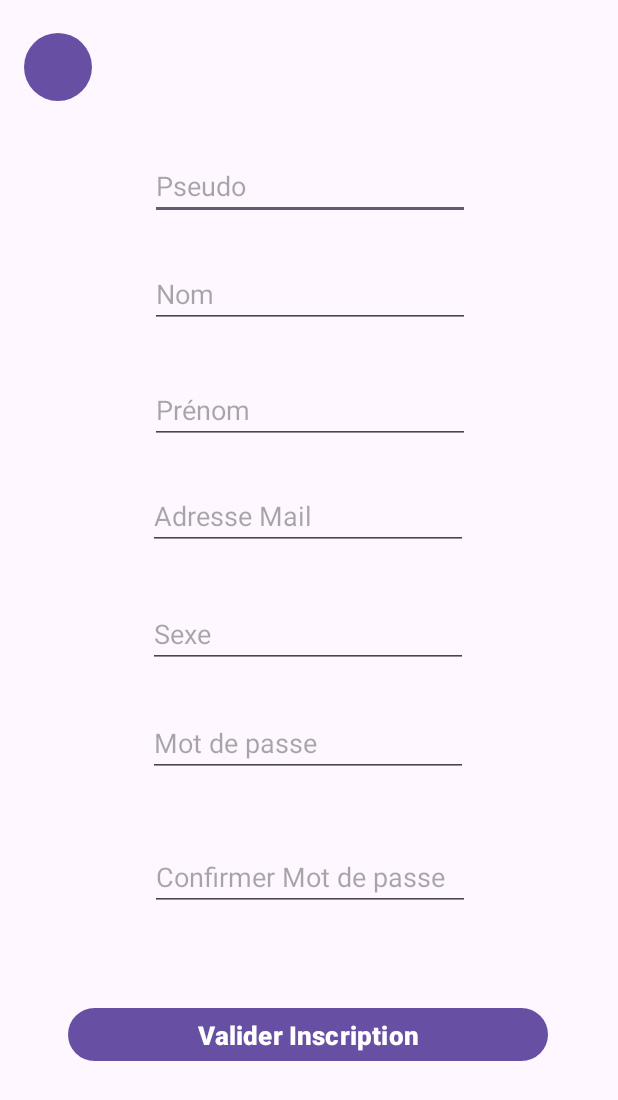
After one commit to Softy7/ChasseAuTresor, an Android app: the Registractivity screen opened directly, with no data from a screen before it, on a phone screen of 412 x 824 dp. The commit adds this screen. Shown: the top 1100 px of the screen. Run offline under Robolectric (Android 15) with nearby library versions, the phone set to English and light mode, and no system bars.

Commit message:
Accession à la page d'inscription et retour en arrière

```diff
--- a/app/build.gradle
+++ b/app/build.gradle
@@ -3,11 +3,11 @@ plugins {
 }
 
 android {
-    namespace 'com.example.lunettetp1'
+    namespace 'com.example.Chasse'
     compileSdk 34
 
     defaultConfig {
-        applicationId "com.example.lunettetp1"
+        applicationId "com.example.Chasse"
         minSdk 27
         targetSdk 34
         versionCode 1
--- a/app/src/main/AndroidManifest.xml
+++ b/app/src/main/AndroidManifest.xml
@@ -21,6 +21,15 @@
                 <category android:name="android.intent.category.LAUNCHER" />
             </intent-filter>
         </activity>
+        <activity
+            android:name="com.example.Chasse.Registractivity"
+            android:exported="true">
+            <intent-filter>
+                <action android:name="android.intent.action.MAIN" />
+
+                <category android:name="android.intent.category.LAUNCHER" />
+            </intent-filter>
+        </activity>
     </application>
 
 </manifest>
--- a/app/src/main/java/com/example/Chasse/MainActivity.java
+++ b/app/src/main/java/com/example/Chasse/MainActivity.java
@@ -1,16 +1,29 @@
 package com.example.Chasse;
+
+import android.content.Intent;
+import android.os.Bundle;
+import android.view.View;
+import android.view.View.OnClickListener;
+import android.widget.Button;
 
 import androidx.appcompat.app.AppCompatActivity;
 
-import android.os.Bundle;
+public class MainActivity extends AppCompatActivity {
 
-import com.example.lunettetp1.R;
-
-public class MainActivity extends AppCompatActivity {
+    protected Button button_start;
 
     @Override
     protected void onCreate(Bundle savedInstanceState) {
         super.onCreate(savedInstanceState);
         setContentView(R.layout.activity_main);
+        this.button_start = findViewById(R.id.play);
+        this.button_start.setOnClickListener(new OnClickListener() {
+            @Override
+            public void onClick(View v) {
+                Intent intent = new Intent(MainActivity.this, Registractivity.class);
+                startActivity(intent);
+            }
+        });
     }
+
 }
--- /dev/null
+++ b/app/src/main/java/com/example/Chasse/Registractivity.java
@@ -0,0 +1,31 @@
+package com.example.Chasse;
+
+import android.os.Bundle;
+import android.view.View;
+import android.widget.Button;
+
+import androidx.appcompat.app.AppCompatActivity;
+
+public class Registractivity extends AppCompatActivity {
+
+    protected Button back;
+
+    @Override
+    protected void onCreate(Bundle savedInstanceState) {
+        super.onCreate(savedInstanceState);
+        setContentView(R.layout.registrer_activity);
+        this.back = findViewById(R.id.back);
+        this.back.setOnClickListener(new View.OnClickListener() {
+            @Override
+            public void onClick(View v) {
+                onDestroy();
+            }
+        });
+    }
+
+    @Override
+    protected void onDestroy() {
+        super.onDestroy();
+    }
+
+}
--- a/app/src/main/res/layout/activity_main.xml
+++ b/app/src/main/res/layout/activity_main.xml
@@ -6,13 +6,17 @@
     android:layout_height="match_parent"
     tools:context="com.example.Chasse.MainActivity">
 
-    <TextView
-        android:layout_width="wrap_content"
-        android:layout_height="wrap_content"
-        android:text="Hello World!"
+    <Button
+        android:id="@+id/play"
+        android:layout_width="300dp"
+        android:layout_height="48dp"
+        android:text="@string/jouer"
+        android:textSize="22dp"
+        android:textStyle="bold"
         app:layout_constraintBottom_toBottomOf="parent"
         app:layout_constraintEnd_toEndOf="parent"
+        app:layout_constraintHorizontal_bias="0.495"
         app:layout_constraintStart_toStartOf="parent"
-        app:layout_constraintTop_toTopOf="parent" />
-
+        app:layout_constraintTop_toTopOf="parent"
+        app:layout_constraintVertical_bias="0.912" />
 </androidx.constraintlayout.widget.ConstraintLayout>
--- /dev/null
+++ b/app/src/main/res/layout/registrer_activity.xml
@@ -0,0 +1,136 @@
+<?xml version="1.0" encoding="utf-8"?>
+<androidx.constraintlayout.widget.ConstraintLayout xmlns:android="http://schemas.android.com/apk/res/android"
+    xmlns:app="http://schemas.android.com/apk/res-auto"
+    xmlns:tools="http://schemas.android.com/tools"
+    android:layout_width="match_parent"
+    android:layout_height="match_parent">
+
+    <EditText
+        android:id="@+id/editTextText"
+        android:layout_width="wrap_content"
+        android:layout_height="wrap_content"
+        android:layout_marginBottom="28dp"
+        android:ems="10"
+        android:hint="Pseudo"
+        android:inputType="text"
+        app:layout_constraintBottom_toBottomOf="parent"
+        app:layout_constraintEnd_toEndOf="parent"
+        app:layout_constraintHorizontal_bias="0.502"
+        app:layout_constraintStart_toStartOf="parent"
+        app:layout_constraintTop_toTopOf="parent"
+        app:layout_constraintVertical_bias="0.135" />
+
+    <EditText
+        android:id="@+id/editTextSexe"
+        android:layout_width="wrap_content"
+        android:layout_height="wrap_content"
+        android:ems="10"
+        android:hint="Sexe"
+        android:inputType="textEmailAddress"
+        app:layout_constraintBottom_toBottomOf="parent"
+        app:layout_constraintEnd_toEndOf="parent"
+        app:layout_constraintHorizontal_bias="0.497"
+        app:layout_constraintStart_toStartOf="parent"
+        app:layout_constraintTop_toTopOf="parent"
+        app:layout_constraintVertical_bias="0.514" />
+
+    <EditText
+        android:id="@+id/editTextTextPassword"
+        android:layout_width="wrap_content"
+        android:layout_height="wrap_content"
+        android:layout_marginBottom="92dp"
+        android:ems="10"
+        android:hint="Confirmer Mot de passe"
+        android:inputType="textPassword"
+        app:layout_constraintBottom_toBottomOf="parent"
+        app:layout_constraintEnd_toEndOf="parent"
+        app:layout_constraintHorizontal_bias="0.502"
+        app:layout_constraintStart_toStartOf="parent"
+        app:layout_constraintTop_toTopOf="parent"
+        app:layout_constraintVertical_bias="0.818" />
+
+    <EditText
+        android:id="@+id/editTextText3"
+        android:layout_width="wrap_content"
+        android:layout_height="wrap_content"
+        android:ems="10"
+        android:hint="Adresse Mail"
+        android:inputType="textEmailAddress"
+        app:layout_constraintBottom_toBottomOf="parent"
+        app:layout_constraintEnd_toEndOf="parent"
+        app:layout_constraintHorizontal_bias="0.497"
+        app:layout_constraintStart_toStartOf="parent"
+        app:layout_constraintTop_toTopOf="parent"
+        app:layout_constraintVertical_bias="0.413" />
+
+    <EditText
+        android:id="@+id/editTextTextEmailAddress"
+        android:layout_width="wrap_content"
+        android:layout_height="wrap_content"
+        android:layout_marginBottom="24dp"
+        android:ems="10"
+        android:hint="Prénom"
+        android:inputType="text"
+        app:layout_constraintBottom_toBottomOf="parent"
+        app:layout_constraintEnd_toEndOf="parent"
+        app:layout_constraintHorizontal_bias="0.502"
+        app:layout_constraintStart_toStartOf="parent"
+        app:layout_constraintTop_toTopOf="parent"
+        app:layout_constraintVertical_bias="0.332" />
+
+    <EditText
+        android:id="@+id/editTextText2"
+        android:layout_width="wrap_content"
+        android:layout_height="wrap_content"
+        android:ems="10"
+        android:hint="Nom"
+        android:inputType="text"
+        app:layout_constraintBottom_toBottomOf="parent"
+        app:layout_constraintEnd_toEndOf="parent"
+        app:layout_constraintHorizontal_bias="0.502"
+        app:layout_constraintStart_toStartOf="parent"
+        app:layout_constraintTop_toTopOf="parent"
+        app:layout_constraintVertical_bias="0.223" />
+
+    <EditText
+        android:id="@+id/editTextTextPassword2"
+        android:layout_width="wrap_content"
+        android:layout_height="wrap_content"
+        android:ems="10"
+        android:hint="Mot de passe"
+        android:inputType="textPassword"
+        app:layout_constraintBottom_toBottomOf="parent"
+        app:layout_constraintEnd_toEndOf="parent"
+        app:layout_constraintHorizontal_bias="0.497"
+        app:layout_constraintStart_toStartOf="parent"
+        app:layout_constraintTop_toTopOf="parent"
+        app:layout_constraintVertical_bias="0.607" />
+
+    <Button
+        android:id="@+id/button2"
+        android:layout_width="320dp"
+        android:layout_height="43dp"
+        android:text="Valider Inscription"
+        android:textSize="17dp"
+        android:textStyle="bold"
+        app:layout_constraintBottom_toBottomOf="parent"
+        app:layout_constraintEnd_toEndOf="parent"
+        app:layout_constraintHorizontal_bias="0.494"
+        app:layout_constraintStart_toStartOf="parent"
+        app:layout_constraintTop_toTopOf="parent"
+        app:layout_constraintVertical_bias="0.856" />
+
+    <Button
+        android:id="@+id/back"
+        android:layout_width="45dp"
+        android:layout_height="53dp"
+        android:text="Button"
+        app:layout_constraintBottom_toBottomOf="parent"
+        app:layout_constraintEnd_toEndOf="parent"
+        app:layout_constraintHorizontal_bias="0.044"
+        app:layout_constraintStart_toStartOf="parent"
+        app:layout_constraintTop_toTopOf="parent"
+        app:layout_constraintVertical_bias="0.023" />
+
+
+</androidx.constraintlayout.widget.ConstraintLayout>
--- a/app/src/main/res/values/strings.xml
+++ b/app/src/main/res/values/strings.xml
@@ -1,3 +1,4 @@
 <resources>
-    <string name="app_name">LunetteTP1</string>
+    <string name="app_name">Chasse du Cirque de Maubeuge</string>
+    <string name="jouer">Jouer</string>
 </resources>
```
